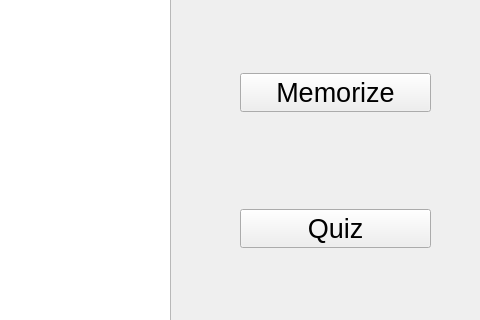
First picture: the form in PyQt5_GUI/RemV_Package/res/FirstGui.ui, repository ArmandXiao/RemV, before the edit; both pictures show x 780 to 1260 and y 167 to 487 of the 1260 by 835 pixel window.
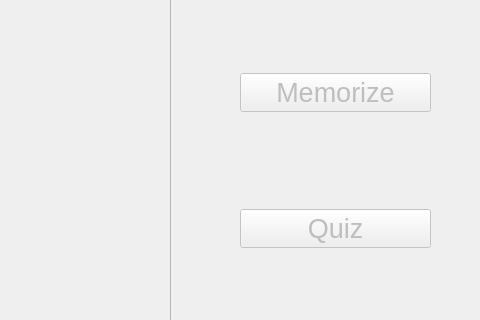
Second picture: the form after the edit.

```diff
--- a/PyQt5_GUI/RemV_Package/res/FirstGui.ui
+++ b/PyQt5_GUI/RemV_Package/res/FirstGui.ui
@@ -129,7 +129,7 @@
      <item row="1" column="2">
       <widget class="QStackedWidget" name="stackedWidget">
        <property name="enabled">
-        <bool>true</bool>
+        <bool>false</bool>
        </property>
        <property name="frameShape">
         <enum>QFrame::NoFrame</enum>
```
Left out of the diff: 6 changed lines with no effect on the pictures.
